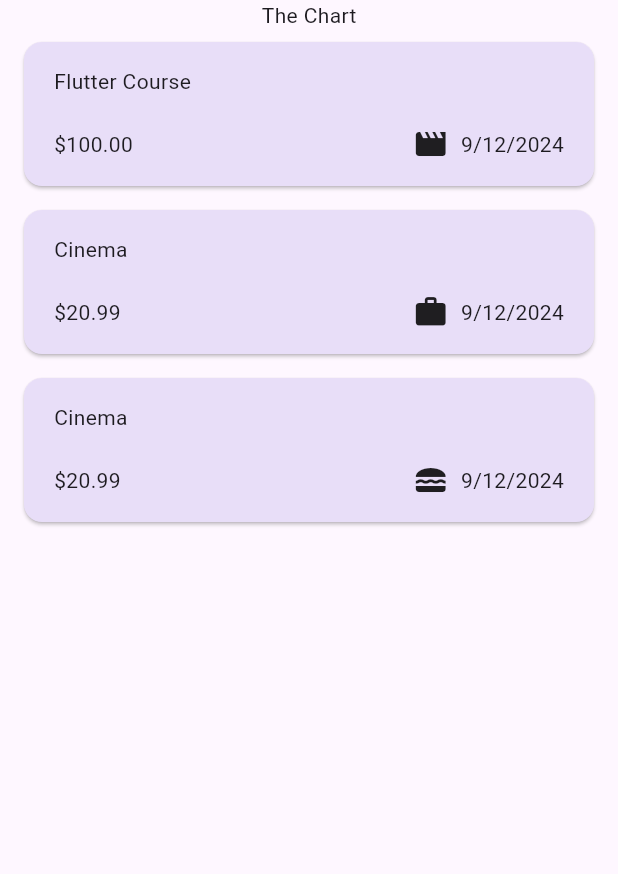
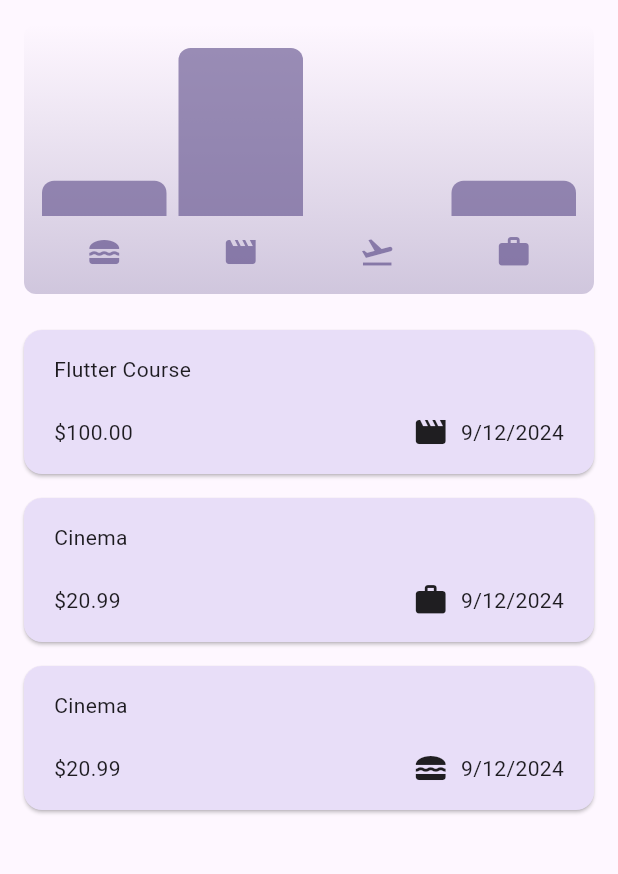
Before and after one commit to AdepojuToyeeb/e_t, a Flutter app: the screen it shows after launch, on a phone screen of 412 x 824 dp, the part 84-958 px from its top. Run offline on Flutter 3.47's test engine with Material 3 defaults, Android fonts, the phone set to English and light mode, and no system bars.

Commit message:
added chart bars

```diff
--- a/lib/models/expense.dart
+++ b/lib/models/expense.dart
@@ -32,3 +32,27 @@ class Expense {
     return formatter.format(date);
   }
 }
+
+class ExpenseBucket {
+  ExpenseBucket({
+    required this.category,
+    required this.expenses,
+  });
+
+  ExpenseBucket.forCategory(List<Expense> allExpense, this.category)
+      : expenses = allExpense
+            .where((expense) => expense.category == category)
+            .toList();
+
+  final Category category;
+  final List<Expense> expenses;
+
+  double get totalExpenses {
+    double sum = 0;
+
+    for (final expense in expenses) {
+      sum += expense.amount;
+    }
+    return sum;
+  }
+}
--- /dev/null
+++ b/lib/widgets/chart/chart.dart
@@ -0,0 +1,94 @@
+import 'package:flutter/material.dart';
+import 'package:expense_app/widgets/chart/chart_bar.dart';
+import 'package:expense_app/models/expense.dart';
+
+class Chart extends StatelessWidget {
+  const Chart({super.key, required this.expenses});
+
+  final List<Expense> expenses;
+
+  List<ExpenseBucket> get buckets {
+    return [
+      ExpenseBucket.forCategory(expenses, Category.food),
+      ExpenseBucket.forCategory(expenses, Category.leisure),
+      ExpenseBucket.forCategory(expenses, Category.travel),
+      ExpenseBucket.forCategory(expenses, Category.work),
+    ];
+  }
+
+  double get maxTotalExpense {
+    double maxTotalExpense = 0;
+
+    for (final bucket in buckets) {
+      if (bucket.totalExpenses > maxTotalExpense) {
+        maxTotalExpense = bucket.totalExpenses;
+      }
+    }
+
+    return maxTotalExpense;
+  }
+
+  @override
+  Widget build(BuildContext context) {
+    final isDarkMode =
+        MediaQuery.of(context).platformBrightness == Brightness.dark;
+    return Container(
+      margin: const EdgeInsets.all(16),
+      padding: const EdgeInsets.symmetric(
+        vertical: 16,
+        horizontal: 8,
+      ),
+      width: double.infinity,
+      height: 180,
+      decoration: BoxDecoration(
+        borderRadius: BorderRadius.circular(8),
+        gradient: LinearGradient(
+          colors: [
+            Theme.of(context).colorScheme.primary.withOpacity(0.3),
+            Theme.of(context).colorScheme.primary.withOpacity(0.0)
+          ],
+          begin: Alignment.bottomCenter,
+          end: Alignment.topCenter,
+        ),
+      ),
+      child: Column(
+        children: [
+          Expanded(
+            child: Row(
+              crossAxisAlignment: CrossAxisAlignment.end,
+              children: [
+                for (final bucket in buckets) // alternative to map()
+                  ChartBar(
+                    fill: bucket.totalExpenses == 0
+                        ? 0
+                        : bucket.totalExpenses / maxTotalExpense,
+                  )
+              ],
+            ),
+          ),
+          const SizedBox(height: 12),
+          Row(
+            children: buckets
+                .map(
+                  (bucket) => Expanded(
+                    child: Padding(
+                      padding: const EdgeInsets.symmetric(horizontal: 4),
+                      child: Icon(
+                        categoryIcons[bucket.category],
+                        color: isDarkMode
+                            ? Theme.of(context).colorScheme.secondary
+                            : Theme.of(context)
+                                .colorScheme
+                                .primary
+                                .withOpacity(0.7),
+                      ),
+                    ),
+                  ),
+                )
+                .toList(),
+          )
+        ],
+      ),
+    );
+  }
+}
--- /dev/null
+++ b/lib/widgets/chart/chart_bar.dart
@@ -0,0 +1,34 @@
+import 'package:flutter/material.dart';
+
+class ChartBar extends StatelessWidget {
+  const ChartBar({
+    super.key,
+    required this.fill,
+  });
+
+  final double fill;
+
+  @override
+  Widget build(BuildContext context) {
+    final isDarkMode =
+        MediaQuery.of(context).platformBrightness == Brightness.dark;
+    return Expanded(
+      child: Padding(
+        padding: const EdgeInsets.symmetric(horizontal: 4),
+        child: FractionallySizedBox(
+          heightFactor: fill,
+          child: DecoratedBox(
+            decoration: BoxDecoration(
+              shape: BoxShape.rectangle,
+              borderRadius:
+                  const BorderRadius.vertical(top: Radius.circular(8)),
+              color: isDarkMode
+                  ? Theme.of(context).colorScheme.secondary
+                  : Theme.of(context).colorScheme.primary.withOpacity(0.65),
+            ),
+          ),
+        ),
+      ),
+    );
+  }
+}
--- a/lib/widgets/expenses/expenses.dart
+++ b/lib/widgets/expenses/expenses.dart
@@ -1,3 +1,4 @@
+import 'package:expense_app/widgets/chart/chart.dart';
 import 'package:expense_app/widgets/expenses/expenses_list.dart';
 import 'package:expense_app/models/expense.dart';
 import 'package:expense_app/widgets/new_expense.dart';
@@ -85,7 +86,9 @@ class _ExpensesState extends State<Expenses> {
         title: const Text(
           "Expense Tracker",
           style: TextStyle(
-              fontSize: 18, color: Color.fromARGB(255, 255, 255, 255)),
+            fontSize: 18,
+            color: Color.fromARGB(255, 255, 255, 255),
+          ),
         ),
         actions: [
           IconButton(
@@ -97,7 +100,7 @@ class _ExpensesState extends State<Expenses> {
       ),
       body: Column(
         children: [
-          const Text("The Chart"),
+          Chart(expenses: _registeredExpenses),
           Expanded(
             child: mainContent,
           )
```
